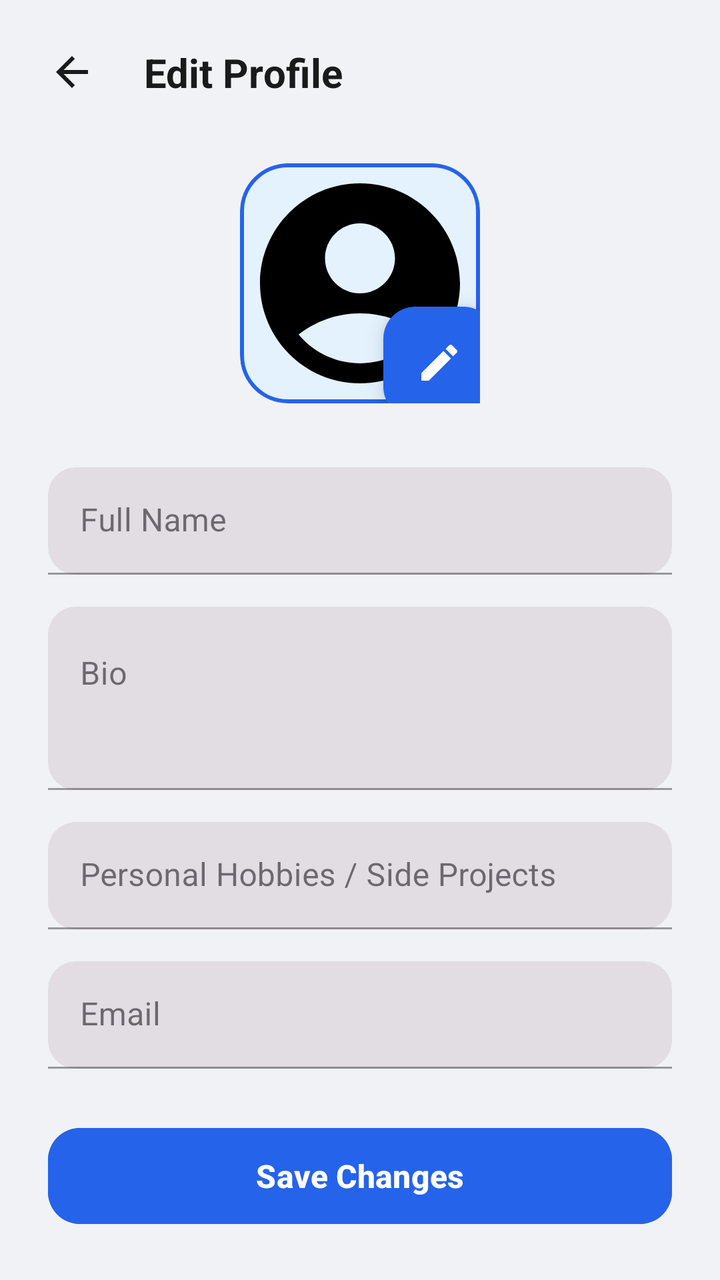
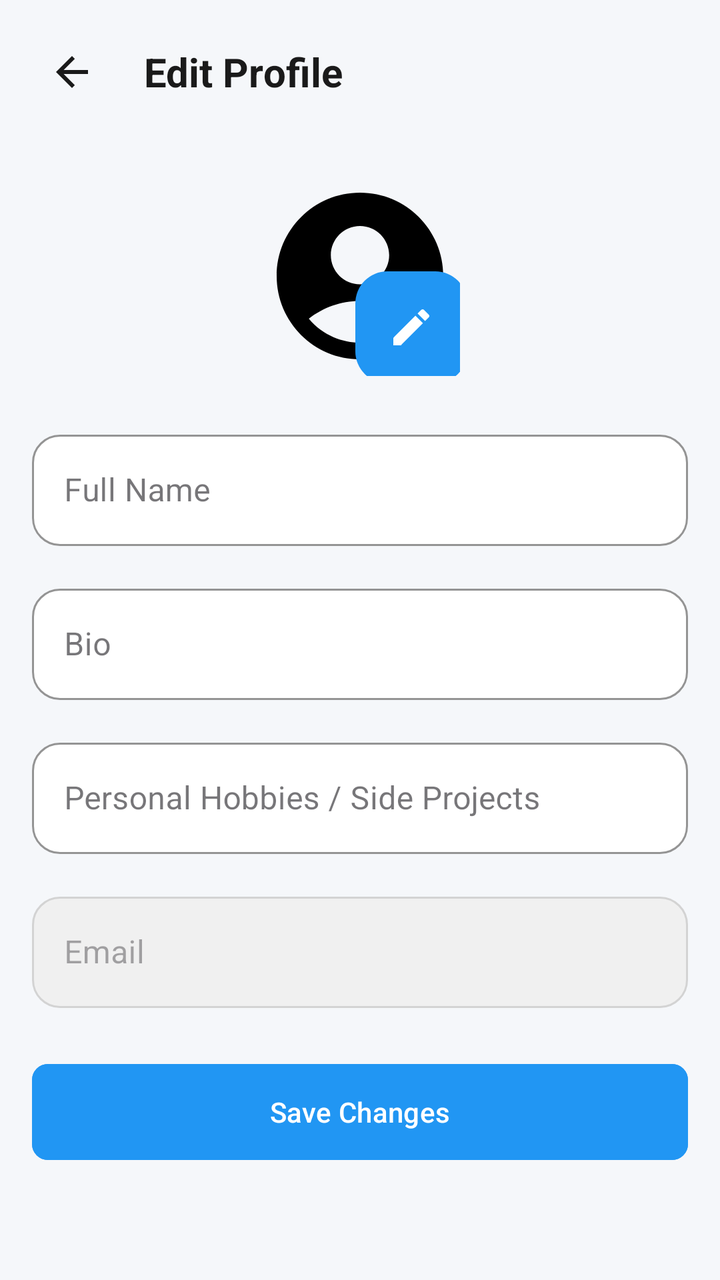

Screens rendered from an Android XML layout before and after an edit, with the pre-edit source and the edit as a unified diff.
<!-- AndroidManifest.xml: application theme Theme.WorkWiseSA -->
<!-- res/layout/settingsprofile.xml -->
<?xml version="1.0" encoding="utf-8"?>
<androidx.constraintlayout.widget.ConstraintLayout
    xmlns:android="http://schemas.android.com/apk/res/android"
    xmlns:app="http://schemas.android.com/apk/res-auto"
    xmlns:tools="http://schemas.android.com/tools"
    android:layout_width="match_parent"
    android:layout_height="match_parent"
    android:background="#F0F2F5">

    <ImageButton
        android:id="@+id/backButton"
        android:layout_width="wrap_content"
        android:layout_height="wrap_content"
        android:src="@drawable/baselinearrowback24"
        android:background="?attr/selectableItemBackgroundBorderless"
        android:padding="16dp"
        app:tint="#1A1A1A"
        app:layout_constraintStart_toStartOf="parent"
        app:layout_constraintTop_toTopOf="parent"
        android:layout_marginTop="8dp"
        android:layout_marginStart="8dp"
        tools:ignore="ContentDescription" />

    <TextView
        android:id="@+id/titleTextView"
        android:layout_width="wrap_content"
        android:layout_height="wrap_content"
        android:text="Edit Profile"
        android:textColor="#1A1A1A"
        android:textSize="20sp"
        android:textStyle="bold"
        app:layout_constraintStart_toEndOf="@id/backButton"
        app:layout_constraintTop_toTopOf="@id/backButton"
        app:layout_constraintBottom_toBottomOf="@id/backButton"
        android:layout_marginStart="8dp" />

    <androidx.constraintlayout.widget.ConstraintLayout
        android:id="@+id/imageContainer"
        android:layout_width="wrap_content"
        android:layout_height="wrap_content"
        android:layout_marginTop="32dp"
        app:layout_constraintTop_toBottomOf="@id/titleTextView"
        app:layout_constraintStart_toStartOf="parent"
        app:layout_constraintEnd_toEndOf="parent">

        <com.google.android.material.card.MaterialCardView
            android:id="@+id/profileImageCard"
            android:layout_width="120dp"
            android:layout_height="120dp"
            app:cardCornerRadius="24dp"
            app:cardElevation="0dp"
            app:strokeWidth="2dp"
            app:strokeColor="@color/colorPrimary"
            app:layout_constraintTop_toTopOf="parent"
            app:layout_constraintStart_toStartOf="parent"
            app:layout_constraintEnd_toEndOf="parent"
            app:layout_constraintBottom_toBottomOf="parent">

            <ImageView
                android:id="@+id/profileImagePreview"
                android:layout_width="match_parent"
                android:layout_height="match_parent"
                android:scaleType="centerCrop"
                android:src="@drawable/outlineaccountscircle24"
                android:background="#E3F2FD"
                tools:ignore="ContentDescription" />
        </com.google.android.material.card.MaterialCardView>

        <com.google.android.material.floatingactionbutton.FloatingActionButton
            android:id="@+id/editImageFab"
            android:layout_width="wrap_content"
            android:layout_height="wrap_content"
            android:src="@drawable/ic_edit_photo"
            app:fabSize="mini"
            app:tint="@android:color/white"
            app:backgroundTint="@color/colorPrimary"
            app:layout_constraintEnd_toEndOf="@id/profileImageCard"
            app:layout_constraintBottom_toBottomOf="@id/profileImageCard"
            android:layout_marginEnd="-8dp"
            android:layout_marginBottom="-8dp"
            tools:ignore="ContentDescription" />

    </androidx.constraintlayout.widget.ConstraintLayout>

    <ScrollView
        android:layout_width="0dp"
        android:layout_height="0dp"
        android:layout_marginTop="32dp"
        android:layout_marginStart="24dp"
        android:layout_marginEnd="24dp"
        android:layout_marginBottom="16dp"
        app:layout_constraintTop_toBottomOf="@id/imageContainer"
        app:layout_constraintBottom_toTopOf="@id/saveButton"
        app:layout_constraintStart_toStartOf="parent"
        app:layout_constraintEnd_toEndOf="parent">

        <LinearLayout
            android:layout_width="match_parent"
            android:layout_height="wrap_content"
            android:orientation="vertical">

            <com.google.android.material.textfield.TextInputLayout
                android:layout_width="match_parent"
                android:layout_height="wrap_content"
                android:layout_marginBottom="16dp"
                android:hint="Full Name"
                style="@style/Widget.MaterialComponents.TextInputLayout.FilledBox.Dense">

                <com.google.android.material.textfield.TextInputEditText
                    android:id="@+id/nameInput"
                    android:layout_width="match_parent"
                    android:layout_height="wrap_content"
                    android:inputType="textPersonName"
                    android:singleLine="true" />
            </com.google.android.material.textfield.TextInputLayout>

            <com.google.android.material.textfield.TextInputLayout
                android:layout_width="match_parent"
                android:layout_height="wrap_content"
                android:layout_marginBottom="16dp"
                android:hint="Bio"
                style="@style/Widget.MaterialComponents.TextInputLayout.FilledBox.Dense">

                <com.google.android.material.textfield.TextInputEditText
                    android:id="@+id/bioInput"
                    android:layout_width="match_parent"
                    android:layout_height="wrap_content"
                    android:inputType="textMultiLine"
                    android:minLines="3"
                    android:gravity="top|start" />
            </com.google.android.material.textfield.TextInputLayout>

            <com.google.android.material.textfield.TextInputLayout
                android:layout_width="match_parent"
                android:layout_height="wrap_content"
                android:layout_marginBottom="16dp"
                android:hint="Personal Hobbies / Side Projects"
                style="@style/Widget.MaterialComponents.TextInputLayout.FilledBox.Dense">

                <com.google.android.material.textfield.TextInputEditText
                    android:id="@+id/sideProjectsInput"
                    android:layout_width="match_parent"
                    android:layout_height="wrap_content"
                    android:inputType="text"
                    android:singleLine="true" />
            </com.google.android.material.textfield.TextInputLayout>

            <com.google.android.material.textfield.TextInputLayout
                android:layout_width="match_parent"
                android:layout_height="wrap_content"
                android:hint="Email"
                style="@style/Widget.MaterialComponents.TextInputLayout.FilledBox.Dense">

                <com.google.android.material.textfield.TextInputEditText
                    android:id="@+id/emailInput"
                    android:layout_width="match_parent"
                    android:layout_height="wrap_content"
                    android:inputType="textEmailAddress"
                    android:singleLine="true"
                    android:enabled="false" />
            </com.google.android.material.textfield.TextInputLayout>

        </LinearLayout>
    </ScrollView>

    <com.google.android.material.button.MaterialButton
        android:id="@+id/saveButton"
        style="@style/Widget.Material3.Button"
        android:layout_width="0dp"
        android:layout_height="56dp"
        android:text="Save Changes"
        android:textSize="16sp"
        android:textStyle="bold"
        android:backgroundTint="@color/colorPrimary"
        app:cornerRadius="16dp"
        android:layout_marginStart="24dp"
        android:layout_marginEnd="24dp"
        android:layout_marginBottom="24dp"
        app:layout_constraintBottom_toBottomOf="parent"
        app:layout_constraintStart_toStartOf="parent"
        app:layout_constraintEnd_toEndOf="parent" />

</androidx.constraintlayout.widget.ConstraintLayout>
<!-- resources referenced by this layout -->
<resources>
  <color name="colorPrimary">#2563EB</color>
  <!-- drawable baselinearrowback24 (drawable) -->
  <?xml version="1.0" encoding="utf-8"?>
  <vector xmlns:android="http://schemas.android.com/apk/res/android"
      android:width="24dp"
      android:height="24dp"
      android:viewportWidth="24"
      android:viewportHeight="24">
      <path
          android:fillColor="@android:color/black"
          android:pathData="M20,11H7.83l5.59,-5.59L12,4l-8,8 8,8 1.41,-1.41L7.83,13H20v-2z"/>
  </vector>
  <!-- drawable ic_edit_photo (drawable) -->
  <?xml version="1.0" encoding="utf-8"?>
  <vector xmlns:android="http://schemas.android.com/apk/res/android"
      android:width="24dp"
      android:height="24dp"
      android:viewportWidth="24"
      android:viewportHeight="24">
      <path
          android:fillColor="@android:color/white"
          android:pathData="M3,17.25V21h3.75L17.81,9.94l-3.75,-3.75L3,17.25zM20.71,7.04c0.39,-0.39 0.39,-1.02 0,-1.41l-2.34,-2.34c-0.39,-0.39 -1.02,-0.39 -1.41,0l-1.83,1.83l3.75,3.75l1.83,-1.83z"/>
  </vector>
  <!-- drawable outlineaccountscircle24 (drawable) -->
  <vector xmlns:android="http://schemas.android.com/apk/res/android"
      android:width="24dp"
      android:height="24dp"
      android:viewportWidth="24"
      android:viewportHeight="24">
      <path
          android:fillColor="#FF000000"
          android:pathData="M12,2C6.48,2 2,6.48 2,12s4.48,10 10,10s10,-4.48 10,-10S17.52,2 12,2zM12,6c1.93,0 3.5,1.57 3.5,3.5S13.93,13 12,13s-3.5,-1.57 -3.5,-3.5S10.07,6 12,6zM12,20c-2.03,0 -4.43,-0.82 -6.14,-2.88C7.55,15.8 9.68,15 12,15s4.45,0.8 6.14,2.12C16.43,19.18 14.03,20 12,20z"/>
  </vector>
  <style name="Theme.WorkWiseSA" parent="Theme.Material3.Light.NoActionBar">
          <item name="colorPrimary">@color/colorPrimary</item>
          <item name="colorOnPrimary">@color/colorOnPrimary</item>
          <item name="colorSecondary">@color/colorSecondary</item>
          <item name="android:statusBarColor">@color/colorPrimary</item>
          <item name="android:navigationBarColor">@color/colorPrimary</item>
  
          
          <item name="textInputStyle">@style/Widget.WorkWise.TextInputLayout</item>
      </style>
  <color name="colorOnPrimary">#FFFFFF</color>
  <color name="colorSecondary">#0EA5E9</color>
  <style name="Widget.WorkWise.TextInputLayout" parent="Widget.Material3.TextInputLayout.OutlinedBox">
          <item name="boxBackgroundColor">@color/colorSurface</item>
          <item name="boxCornerRadiusTopStart">14dp</item>
          <item name="boxCornerRadiusTopEnd">14dp</item>
          <item name="boxCornerRadiusBottomStart">14dp</item>
          <item name="boxCornerRadiusBottomEnd">14dp</item>
      </style>
  <color name="colorSurface">#FFFFFF</color>
</resources>

<!-- the commit's change to res/layout/settingsprofile.xml (unified diff, before → after) -->
@@ -1,117 +1,92 @@
 <?xml version="1.0" encoding="utf-8"?>
-<androidx.constraintlayout.widget.ConstraintLayout
-    xmlns:android="http://schemas.android.com/apk/res/android"
+<RelativeLayout xmlns:android="http://schemas.android.com/apk/res/android"
     xmlns:app="http://schemas.android.com/apk/res-auto"
     xmlns:tools="http://schemas.android.com/tools"
     android:layout_width="match_parent"
     android:layout_height="match_parent"
-    android:background="#F0F2F5">
+    android:background="#F5F7FA"
+    android:fitsSystemWindows="true">
 
-    <ImageButton
-        android:id="@+id/backButton"
-        android:layout_width="wrap_content"
+    <LinearLayout
+        android:id="@+id/headerLayout"
+        android:layout_width="match_parent"
         android:layout_height="wrap_content"
-        android:src="@drawable/baselinearrowback24"
-        android:background="?attr/selectableItemBackgroundBorderless"
-        android:padding="16dp"
-        app:tint="#1A1A1A"
-        app:layout_constraintStart_toStartOf="parent"
-        app:layout_constraintTop_toTopOf="parent"
-        android:layout_marginTop="8dp"
-        android:layout_marginStart="8dp"
-        tools:ignore="ContentDescription" />
+        android:background="#F5F7FA"
+        android:orientation="horizontal"
+        android:gravity="center_vertical"
+        android:padding="16dp">
 
-    <TextView
-        android:id="@+id/titleTextView"
-        android:layout_width="wrap_content"
-        android:layout_height="wrap_content"
-        android:text="Edit Profile"
-        android:textColor="#1A1A1A"
-        android:textSize="20sp"
-        android:textStyle="bold"
-        app:layout_constraintStart_toEndOf="@id/backButton"
-        app:layout_constraintTop_toTopOf="@id/backButton"
-        app:layout_constraintBottom_toBottomOf="@id/backButton"
-        android:layout_marginStart="8dp" />
+        <ImageButton
+            android:id="@+id/backButton"
+            android:layout_width="40dp"
+            android:layout_height="40dp"
+            android:background="?attr/selectableItemBackgroundBorderless"
+            android:src="@drawable/baselinearrowback24"
+            app:tint="#1A1A1A" />
 
-    <androidx.constraintlayout.widget.ConstraintLayout
-        android:id="@+id/imageContainer"
-        android:layout_width="wrap_content"
-        android:layout_height="wrap_content"
-        android:layout_marginTop="32dp"
-        app:layout_constraintTop_toBottomOf="@id/titleTextView"
-        app:layout_constraintStart_toStartOf="parent"
-        app:layout_constraintEnd_toEndOf="parent">
-
-        <com.google.android.material.card.MaterialCardView
-            android:id="@+id/profileImageCard"
-            android:layout_width="120dp"
-            android:layout_height="120dp"
-            app:cardCornerRadius="24dp"
-            app:cardElevation="0dp"
-            app:strokeWidth="2dp"
-            app:strokeColor="@color/colorPrimary"
-            app:layout_constraintTop_toTopOf="parent"
-            app:layout_constraintStart_toStartOf="parent"
-            app:layout_constraintEnd_toEndOf="parent"
-            app:layout_constraintBottom_toBottomOf="parent">
-
-            <ImageView
-                android:id="@+id/profileImagePreview"
-                android:layout_width="match_parent"
-                android:layout_height="match_parent"
-                android:scaleType="centerCrop"
-                android:src="@drawable/outlineaccountscircle24"
-                android:background="#E3F2FD"
-                tools:ignore="ContentDescription" />
-        </com.google.android.material.card.MaterialCardView>
-
-        <com.google.android.material.floatingactionbutton.FloatingActionButton
-            android:id="@+id/editImageFab"
+        <TextView
             android:layout_width="wrap_content"
             android:layout_height="wrap_content"
-            android:src="@drawable/ic_edit_photo"
-            app:fabSize="mini"
-            app:tint="@android:color/white"
-            app:backgroundTint="@color/colorPrimary"
-            app:layout_constraintEnd_toEndOf="@id/profileImageCard"
-            app:layout_constraintBottom_toBottomOf="@id/profileImageCard"
-            android:layout_marginEnd="-8dp"
-            android:layout_marginBottom="-8dp"
-            tools:ignore="ContentDescription" />
-
-    </androidx.constraintlayout.widget.ConstraintLayout>
+            android:layout_marginStart="16dp"
+            android:text="Edit Profile"
+            android:textColor="#1A1A1A"
+            android:textSize="20sp"
+            android:textStyle="bold" />
+    </LinearLayout>
 
     <ScrollView
-        android:layout_width="0dp"
-        android:layout_height="0dp"
-        android:layout_marginTop="32dp"
-        android:layout_marginStart="24dp"
-        android:layout_marginEnd="24dp"
-        android:layout_marginBottom="16dp"
-        app:layout_constraintTop_toBottomOf="@id/imageContainer"
-        app:layout_constraintBottom_toTopOf="@id/saveButton"
-        app:layout_constraintStart_toStartOf="parent"
-        app:layout_constraintEnd_toEndOf="parent">
+        android:layout_width="match_parent"
+        android:layout_height="match_parent"
+        android:layout_below="@id/headerLayout"
+        android:padding="16dp">
 
         <LinearLayout
             android:layout_width="match_parent"
             android:layout_height="wrap_content"
             android:orientation="vertical">
 
+            <RelativeLayout
+                android:layout_width="wrap_content"
+                android:layout_height="wrap_content"
+                android:layout_gravity="center"
+                android:layout_marginBottom="24dp">
+
+                <ImageView
+                    android:id="@+id/profileImagePreview"
+                    android:layout_width="100dp"
+                    android:layout_height="100dp"
+                    android:src="@drawable/outlineaccountscircle24"
+                    tools:ignore="ContentDescription" />
+
+                <com.google.android.material.floatingactionbutton.FloatingActionButton
+                    android:id="@+id/editImageFab"
+                    android:layout_width="wrap_content"
+                    android:layout_height="wrap_content"
+                    android:layout_alignBottom="@id/profileImagePreview"
+                    android:layout_alignEnd="@id/profileImagePreview"
+                    android:layout_marginBottom="-4dp"
+                    android:layout_marginEnd="-4dp"
+                    app:fabSize="mini"
+                    app:elevation="0dp"
+                    app:tint="#FFFFFF"
+                    app:backgroundTint="#2196F3"
+                    android:src="@drawable/ic_edit_photo"
+                    tools:ignore="ContentDescription" />
+            </RelativeLayout>
+
             <com.google.android.material.textfield.TextInputLayout
                 android:layout_width="match_parent"
                 android:layout_height="wrap_content"
                 android:layout_marginBottom="16dp"
                 android:hint="Full Name"
-                style="@style/Widget.MaterialComponents.TextInputLayout.FilledBox.Dense">
-
+                style="@style/Widget.MaterialComponents.TextInputLayout.OutlinedBox"
+                app:boxBackgroundColor="#FFFFFF"
+                app:boxStrokeColor="#2196F3">
                 <com.google.android.material.textfield.TextInputEditText
                     android:id="@+id/nameInput"
                     android:layout_width="match_parent"
                     android:layout_height="wrap_content"
-                    android:inputType="textPersonName"
-                    android:singleLine="true" />
+                    android:inputType="textPersonName" />
             </com.google.android.material.textfield.TextInputLayout>
 
             <com.google.android.material.textfield.TextInputLayout
@@ -119,15 +94,14 @@
                 android:layout_height="wrap_content"
                 android:layout_marginBottom="16dp"
                 android:hint="Bio"
-                style="@style/Widget.MaterialComponents.TextInputLayout.FilledBox.Dense">
-
+                style="@style/Widget.MaterialComponents.TextInputLayout.OutlinedBox"
+                app:boxBackgroundColor="#FFFFFF"
+                app:boxStrokeColor="#2196F3">
                 <com.google.android.material.textfield.TextInputEditText
                     android:id="@+id/bioInput"
                     android:layout_width="match_parent"
                     android:layout_height="wrap_content"
-                    android:inputType="textMultiLine"
-                    android:minLines="3"
-                    android:gravity="top|start" />
+                    android:inputType="textMultiLine" />
             </com.google.android.material.textfield.TextInputLayout>
 
             <com.google.android.material.textfield.TextInputLayout
@@ -135,49 +109,44 @@
                 android:layout_height="wrap_content"
                 android:layout_marginBottom="16dp"
                 android:hint="Personal Hobbies / Side Projects"
-                style="@style/Widget.MaterialComponents.TextInputLayout.FilledBox.Dense">
-
+                style="@style/Widget.MaterialComponents.TextInputLayout.OutlinedBox"
+                app:boxBackgroundColor="#FFFFFF"
+                app:boxStrokeColor="#2196F3">
                 <com.google.android.material.textfield.TextInputEditText
                     android:id="@+id/sideProjectsInput"
                     android:layout_width="match_parent"
                     android:layout_height="wrap_content"
-                    android:inputType="text"
-                    android:singleLine="true" />
+                    android:inputType="textMultiLine" />
             </com.google.android.material.textfield.TextInputLayout>
 
             <com.google.android.material.textfield.TextInputLayout
                 android:layout_width="match_parent"
                 android:layout_height="wrap_content"
+                android:layout_marginBottom="24dp"
                 android:hint="Email"
-                style="@style/Widget.MaterialComponents.TextInputLayout.FilledBox.Dense">
+                android:enabled="false"
+                style="@style/Widget.MaterialComponents.TextInputLayout.OutlinedBox"
+                app:boxBackgroundColor="#F0F0F0"
+                app:boxStrokeColor="#2196F3">
 
                 <com.google.android.material.textfield.TextInputEditText
                     android:id="@+id/emailInput"
                     android:layout_width="match_parent"
                     android:layout_height="wrap_content"
-                    android:inputType="textEmailAddress"
-                    android:singleLine="true"
-                    android:enabled="false" />
+                    android:inputType="textEmailAddress" />
             </com.google.android.material.textfield.TextInputLayout>
+
+            <com.google.android.material.button.MaterialButton
+                android:id="@+id/saveButton"
+                android:layout_width="match_parent"
+                android:layout_height="56dp"
+                android:text="Save Changes"
+                android:textAllCaps="false"
+                app:cornerRadius="8dp"
+                app:elevation="0dp"
+                android:stateListAnimator="@null"
+                android:backgroundTint="#2196F3"/>
 
         </LinearLayout>
     </ScrollView>
-
-    <com.google.android.material.button.MaterialButton
-        android:id="@+id/saveButton"
-        style="@style/Widget.Material3.Button"
-        android:layout_width="0dp"
-        android:layout_height="56dp"
-        android:text="Save Changes"
-        android:textSize="16sp"
-        android:textStyle="bold"
-        android:backgroundTint="@color/colorPrimary"
-        app:cornerRadius="16dp"
-        android:layout_marginStart="24dp"
-        android:layout_marginEnd="24dp"
-        android:layout_marginBottom="24dp"
-        app:layout_constraintBottom_toBottomOf="parent"
-        app:layout_constraintStart_toStartOf="parent"
-        app:layout_constraintEnd_toEndOf="parent" />
-
-</androidx.constraintlayout.widget.ConstraintLayout>
+</RelativeLayout>
